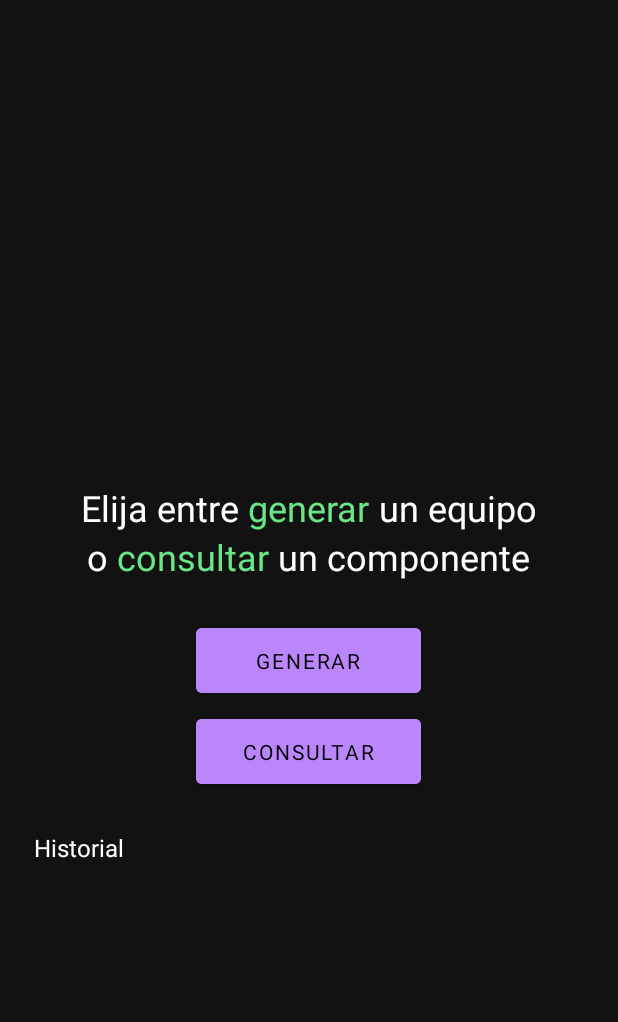
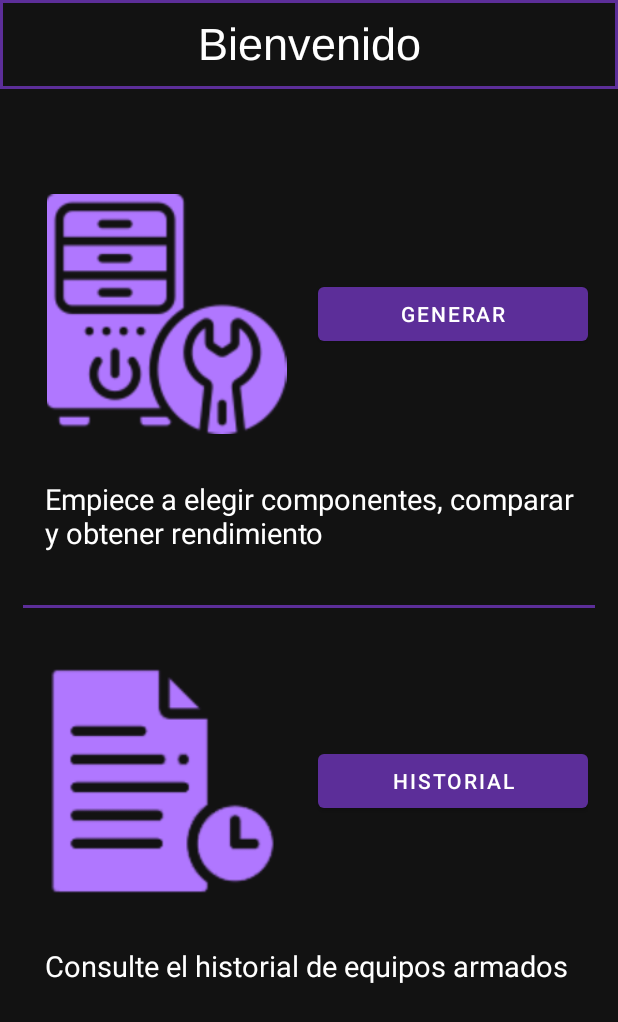
Before and after one commit to PCGenerator-Unlam/PCGenerator, an Android app: the layout fragment_home.xml on its own in the app's theme, with its tools: preview values and no code run, on a phone screen of 412 x 824 dp. Shown: the top 1022 px of the screen. Run offline under Robolectric (Android 15) with nearby library versions, the phone set to English and light mode, and no system bars.

Commit message:
Agrego vista de la Home

```diff
--- /dev/null
+++ b/app/src/main/res/drawable/border_my_violet.xml
@@ -0,0 +1,5 @@
+<?xml version="1.0" encoding="utf-8"?>
+<shape xmlns:android="http://schemas.android.com/apk/res/android" android:shape="rectangle" >
+
+    <stroke android:width="2dip" android:color="@color/myViolet"/>
+</shape>
--- a/app/src/main/res/layout/fragment_home.xml
+++ b/app/src/main/res/layout/fragment_home.xml
@@ -6,141 +6,111 @@
     android:layout_height="match_parent"
     android:background="#000000"
     android:backgroundTint="#121212"
-    android:orientation="horizontal"
     tools:context=".ui.fragments.home.HomeFragment">
 
     <LinearLayout
         android:layout_width="match_parent"
         android:layout_height="match_parent"
         android:background="#121212"
-        android:gravity="center"
         android:orientation="vertical"
         app:layout_constraintBottom_toBottomOf="parent"
         tools:layout_editor_absoluteX="1dp">
 
-        <ImageView
-            android:id="@+id/imageView2"
-            android:layout_width="170dp"
-            android:layout_height="170dp" />
+        <TextView
+            android:id="@+id/textView"
+            android:layout_width="match_parent"
+            android:layout_height="wrap_content"
+            android:background="@drawable/border_my_violet"
+            android:fontFamily="@font/arimo"
+            android:gravity="center"
+            android:padding="10dp"
+            android:text="Bienvenido"
+            android:textColor="@color/white"
+            android:textSize="30sp" />
 
         <LinearLayout
-            android:layout_width="wrap_content"
-            android:layout_height="wrap_content"
-            android:layout_marginTop="30dp"
-            android:orientation="horizontal">
+            android:layout_width="match_parent"
+            android:layout_height="match_parent"
+            android:orientation="vertical">
 
-            <TextView
-                android:id="@+id/textView"
-                android:layout_width="wrap_content"
+            <LinearLayout
+                android:layout_width="match_parent"
                 android:layout_height="wrap_content"
-                android:fontFamily="sans-serif"
-                android:text="Elija entre "
-                android:textColor="#FFFFFF"
-                android:textSize="24sp"
-                tools:textSize="24sp" />
+                android:layout_marginTop="50dp"
+                android:gravity="center"
+                android:orientation="horizontal"
+                android:padding="20dp">
 
-            <TextView
-                android:id="@+id/textView2"
-                android:layout_width="wrap_content"
-                android:layout_height="wrap_content"
-                android:layout_weight="1"
-                android:fontFamily="sans-serif"
-                android:text="generar "
-                android:textColor="@color/secondary"
-                android:textSize="24sp" />
+                <ImageView
+                    android:id="@+id/imageView2"
+                    android:layout_width="wrap_content"
+                    android:layout_height="160dp"
+                    android:layout_marginEnd="10dp"
+                    android:layout_weight="1"
+                    android:src="@drawable/nueva_computadora" />
+
+                <Button
+                    android:id="@+id/buttonNuevaComputadora"
+                    android:layout_width="180dp"
+                    android:layout_height="wrap_content"
+                    android:layout_gravity="center"
+                    android:text="Generar" />
+            </LinearLayout>
 
             <TextView
                 android:id="@+id/textView3"
-                android:layout_width="wrap_content"
+                android:layout_width="match_parent"
                 android:layout_height="wrap_content"
-                android:layout_weight="1"
-                android:fontFamily="sans-serif"
-                android:text="un equipo"
+                android:layout_marginBottom="20dp"
+                android:paddingStart="30dp"
+                android:paddingTop="10dp"
+                android:paddingEnd="15dp"
+                android:text="Empiece a elegir componentes, comparar y obtener rendimiento"
                 android:textColor="#FFFFFF"
-                android:textSize="24sp" />
-        </LinearLayout>
+                android:textSize="19sp" />
 
-        <LinearLayout
-            android:layout_width="wrap_content"
-            android:layout_height="wrap_content"
-            android:orientation="horizontal"
-            tools:layout_marginBottom="30dp">
+            <TextView
+                android:id="@+id/coso"
+                android:layout_width="match_parent"
+                android:layout_height="2dp"
+                android:layout_margin="15dp"
+                android:background="@color/myViolet" />
+
+            <LinearLayout
+                android:layout_width="match_parent"
+                android:layout_height="wrap_content"
+                android:orientation="horizontal"
+                android:padding="20dp">
+
+                <ImageView
+                    android:id="@+id/imageView3"
+                    android:layout_width="wrap_content"
+                    android:layout_height="160dp"
+                    android:layout_marginEnd="15dp"
+                    android:layout_weight="1"
+                    android:src="@drawable/historial_home" />
+
+                <Button
+                    android:id="@+id/button2"
+                    android:layout_width="180dp"
+                    android:layout_height="wrap_content"
+                    android:layout_gravity="center"
+                    android:text="Historial" />
+            </LinearLayout>
 
             <TextView
                 android:id="@+id/textView4"
-                android:layout_width="wrap_content"
+                android:layout_width="match_parent"
                 android:layout_height="wrap_content"
-                android:layout_weight="1"
-                android:fontFamily="sans-serif"
-                android:text="o "
+                android:paddingStart="30dp"
+                android:paddingTop="10dp"
+                android:paddingEnd="15dp"
+                android:text="Consulte el historial de equipos armados"
                 android:textColor="#FFFFFF"
-                android:textSize="24sp" />
+                android:textSize="19sp" />
 
-            <TextView
-                android:id="@+id/textView5"
-                android:layout_width="wrap_content"
-                android:layout_height="wrap_content"
-                android:layout_weight="1"
-                android:fontFamily="sans-serif"
-                android:text="consultar "
-                android:textColor="@color/secondary"
-                android:textSize="24sp" />
-
-            <TextView
-                android:id="@+id/textView6"
-                android:layout_width="wrap_content"
-                android:layout_height="wrap_content"
-                android:layout_weight="1"
-                android:fontFamily="sans-serif"
-                android:text="un componente"
-                android:textColor="#FFFFFF"
-                android:textSize="24sp" />
         </LinearLayout>
 
-        <Button
-            android:id="@+id/button"
-            android:layout_width="150dp"
-            android:layout_height="55dp"
-            android:layout_marginTop="25dp"
-            android:backgroundTint="@color/purple_200"
-            android:backgroundTintMode="add"
-            android:fontFamily="sans-serif"
-            android:text="Generar"
-            android:textColor="#000000"
-            android:textSize="14sp" />
+    </LinearLayout>
 
-        <Button
-            android:id="@+id/button2"
-            android:layout_width="150dp"
-            android:layout_height="55dp"
-            android:layout_marginTop="5dp"
-            android:backgroundTint="@color/purple_200"
-            android:backgroundTintMode="add"
-            android:fontFamily="sans-serif"
-            android:text="Consultar"
-            android:textColor="#000000"
-            android:textSize="14sp"
-            tools:layout_marginBottom="50dp" />
-
-        <TextView
-            android:id="@+id/textView7"
-            android:layout_width="match_parent"
-            android:layout_height="wrap_content"
-            android:layout_marginStart="15dp"
-            android:layout_marginTop="25dp"
-            android:fontFamily="sans-serif"
-            android:text="Historial"
-            android:textColor="#FFFFFF"
-            android:textSize="16sp"
-            tools:layout_marginBottom="5dp" />
-
-        <androidx.recyclerview.widget.RecyclerView
-            android:id="@+id/recyclerHistorial"
-            android:layout_width="match_parent"
-            android:layout_height="125dp"
-            android:layout_marginLeft="15dp"
-            android:layout_marginRight="15dp"
-            android:orientation="horizontal" />
-
-    </LinearLayout>
 </androidx.constraintlayout.widget.ConstraintLayout>
```
Also changed, not shown: app/src/main/res/drawable/historial_home.png (added), app/src/main/res/drawable/nueva_computadora.png (added).
